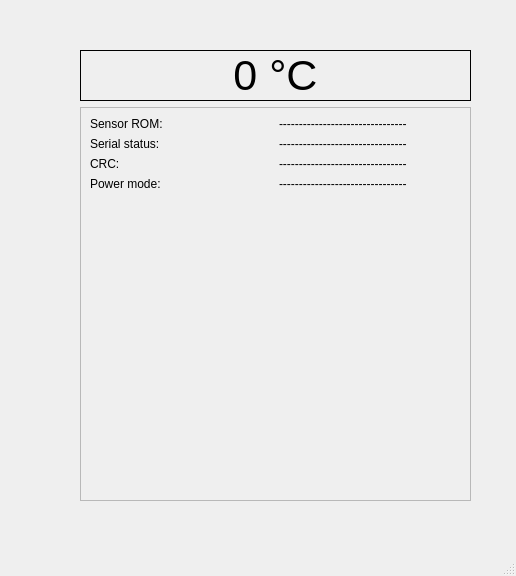
This is src/view/mainwindow.ui in uncle-Zoid/AVR_thermomether as Qt 5 draws it before an edit. The edited form follows.
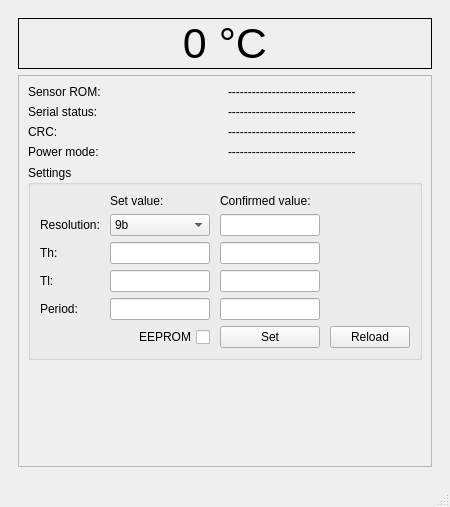
This is the edited form.

What changed in the file:
```diff
--- a/src/view/mainwindow.ui
+++ b/src/view/mainwindow.ui
@@ -6,23 +6,17 @@
    <rect>
     <x>0</x>
     <y>0</y>
-    <width>516</width>
-    <height>576</height>
+    <width>431</width>
+    <height>507</height>
    </rect>
   </property>
   <property name="windowTitle">
    <string>MainWindow</string>
   </property>
   <widget class="QWidget" name="centralwidget">
+   <layout class="QVBoxLayout" name="verticalLayout_2">
+    <item>
    <widget class="QWidget" name="widget" native="true">
-    <property name="geometry">
-     <rect>
-      <x>80</x>
-      <y>50</y>
-      <width>391</width>
-      <height>451</height>
-     </rect>
-    </property>
     <layout class="QVBoxLayout" name="verticalLayout">
      <item>
       <widget class="QLabel" name="lbl_temperature">
@@ -63,14 +57,24 @@
         <enum>QFrame::Raised</enum>
        </property>
        <layout class="QGridLayout" name="gridLayout">
-        <item row="1" column="0">
-         <widget class="QLabel" name="label_2">
+          <item row="2" column="0">
+           <widget class="QLabel" name="label_3">
           <property name="text">
-           <string>Serial status:</string>
+             <string>CRC:</string>
           </property>
          </widget>
         </item>
-        <item row="4" column="0">
+          <item row="1" column="1">
+           <widget class="QLabel" name="lbl_serialStatus">
+            <property name="text">
+             <string>--------------------------------</string>
+            </property>
+            <property name="alignment">
+             <set>Qt::AlignLeading|Qt::AlignLeft|Qt::AlignVCenter</set>
+            </property>
+           </widget>
+          </item>
+          <item row="5" column="0">
          <spacer name="verticalSpacer">
           <property name="orientation">
            <enum>Qt::Vertical</enum>
@@ -83,13 +87,6 @@
           </property>
          </spacer>
         </item>
-        <item row="2" column="0">
-         <widget class="QLabel" name="label_3">
-          <property name="text">
-           <string>CRC:</string>
-          </property>
-         </widget>
-        </item>
         <item row="0" column="0">
          <widget class="QLabel" name="label">
           <property name="text">
@@ -97,6 +94,13 @@
           </property>
          </widget>
         </item>
+          <item row="1" column="0">
+           <widget class="QLabel" name="label_2">
+            <property name="text">
+             <string>Serial status:</string>
+            </property>
+           </widget>
+          </item>
         <item row="3" column="1">
          <widget class="QLabel" name="lblpowerMode">
           <property name="text">
@@ -107,6 +111,16 @@
           </property>
          </widget>
         </item>
+          <item row="0" column="1">
+           <widget class="QLabel" name="lbl_rom">
+            <property name="text">
+             <string>--------------------------------</string>
+            </property>
+            <property name="alignment">
+             <set>Qt::AlignLeading|Qt::AlignLeft|Qt::AlignVCenter</set>
+            </property>
+           </widget>
+          </item>
         <item row="3" column="0">
          <widget class="QLabel" name="label_4">
           <property name="text">
@@ -114,26 +128,6 @@
           </property>
          </widget>
         </item>
-        <item row="1" column="1">
-         <widget class="QLabel" name="lbl_serialStatus">
-          <property name="text">
-           <string>--------------------------------</string>
-          </property>
-          <property name="alignment">
-           <set>Qt::AlignLeading|Qt::AlignLeft|Qt::AlignVCenter</set>
-          </property>
-         </widget>
-        </item>
-        <item row="0" column="1">
-         <widget class="QLabel" name="lbl_rom">
-          <property name="text">
-           <string>--------------------------------</string>
-          </property>
-          <property name="alignment">
-           <set>Qt::AlignLeading|Qt::AlignLeft|Qt::AlignVCenter</set>
-          </property>
-         </widget>
-        </item>
         <item row="2" column="1">
          <widget class="QLabel" name="lbl_crc">
           <property name="text">
@@ -144,18 +138,322 @@
           </property>
          </widget>
         </item>
+          <item row="4" column="0" colspan="2">
+           <widget class="QGroupBox" name="groupBox">
+            <property name="title">
+             <string>Settings</string>
+            </property>
+            <layout class="QGridLayout" name="gridLayout_2">
+             <property name="horizontalSpacing">
+              <number>10</number>
+             </property>
+             <item row="1" column="0">
+              <widget class="QLabel" name="label_5">
+               <property name="minimumSize">
+                <size>
+                 <width>60</width>
+                 <height>0</height>
+                </size>
+               </property>
+               <property name="text">
+                <string>Resolution:</string>
+               </property>
+              </widget>
+             </item>
+             <item row="3" column="1">
+              <widget class="QLineEdit" name="leTlSet">
+               <property name="minimumSize">
+                <size>
+                 <width>100</width>
+                 <height>0</height>
+                </size>
+               </property>
+               <property name="maximumSize">
+                <size>
+                 <width>100</width>
+                 <height>16777215</height>
+                </size>
+               </property>
+               <property name="readOnly">
+                <bool>false</bool>
+               </property>
+               <property name="clearButtonEnabled">
+                <bool>false</bool>
+               </property>
+              </widget>
+             </item>
+             <item row="4" column="0">
+              <widget class="QLabel" name="label_10">
+               <property name="minimumSize">
+                <size>
+                 <width>60</width>
+                 <height>0</height>
+                </size>
+               </property>
+               <property name="text">
+                <string>Period:</string>
+               </property>
+              </widget>
+             </item>
+             <item row="4" column="1">
+              <widget class="QLineEdit" name="lePeriodSet">
+               <property name="minimumSize">
+                <size>
+                 <width>100</width>
+                 <height>0</height>
+                </size>
+               </property>
+               <property name="maximumSize">
+                <size>
+                 <width>100</width>
+                 <height>16777215</height>
+                </size>
+               </property>
+               <property name="text">
+                <string/>
+               </property>
+               <property name="readOnly">
+                <bool>false</bool>
+               </property>
+               <property name="clearButtonEnabled">
+                <bool>false</bool>
+               </property>
+              </widget>
+             </item>
+             <item row="0" column="1">
+              <widget class="QLabel" name="label_6">
+               <property name="text">
+                <string>Set value:</string>
+               </property>
+              </widget>
+             </item>
+             <item row="2" column="1">
+              <widget class="QLineEdit" name="leThSet">
+               <property name="minimumSize">
+                <size>
+                 <width>100</width>
+                 <height>0</height>
+                </size>
+               </property>
+               <property name="maximumSize">
+                <size>
+                 <width>100</width>
+                 <height>16777215</height>
+                </size>
+               </property>
+               <property name="readOnly">
+                <bool>false</bool>
+               </property>
+               <property name="clearButtonEnabled">
+                <bool>false</bool>
+               </property>
+              </widget>
+             </item>
+             <item row="2" column="0">
+              <widget class="QLabel" name="label_8">
+               <property name="minimumSize">
+                <size>
+                 <width>60</width>
+                 <height>0</height>
+                </size>
+               </property>
+               <property name="text">
+                <string>Th:</string>
+               </property>
+              </widget>
+             </item>
+             <item row="3" column="0">
+              <widget class="QLabel" name="label_9">
+               <property name="minimumSize">
+                <size>
+                 <width>60</width>
+                 <height>0</height>
+                </size>
+               </property>
+               <property name="text">
+                <string>Tl:</string>
+               </property>
+              </widget>
+             </item>
+             <item row="2" column="2">
+              <widget class="QLineEdit" name="leThConfirm">
+               <property name="minimumSize">
+                <size>
+                 <width>100</width>
+                 <height>0</height>
+                </size>
+               </property>
+               <property name="maximumSize">
+                <size>
+                 <width>100</width>
+                 <height>16777215</height>
+                </size>
+               </property>
+               <property name="readOnly">
+                <bool>true</bool>
+               </property>
+               <property name="clearButtonEnabled">
+                <bool>false</bool>
+               </property>
+              </widget>
+             </item>
+             <item row="1" column="3">
+              <spacer name="horizontalSpacer">
+               <property name="orientation">
+                <enum>Qt::Horizontal</enum>
+               </property>
+               <property name="sizeHint" stdset="0">
+                <size>
+                 <width>40</width>
+                 <height>20</height>
+                </size>
+               </property>
+              </spacer>
+             </item>
+             <item row="4" column="2">
+              <widget class="QLineEdit" name="lePeriodConfirm">
+               <property name="minimumSize">
+                <size>
+                 <width>100</width>
+                 <height>0</height>
+                </size>
+               </property>
+               <property name="maximumSize">
+                <size>
+                 <width>100</width>
+                 <height>16777215</height>
+                </size>
+               </property>
+               <property name="readOnly">
+                <bool>true</bool>
+               </property>
+               <property name="clearButtonEnabled">
+                <bool>false</bool>
+               </property>
+              </widget>
+             </item>
+             <item row="1" column="2">
+              <widget class="QLineEdit" name="leResolution">
+               <property name="minimumSize">
+                <size>
+                 <width>100</width>
+                 <height>0</height>
+                </size>
+               </property>
+               <property name="maximumSize">
+                <size>
+                 <width>100</width>
+                 <height>16777215</height>
+                </size>
+               </property>
+               <property name="readOnly">
+                <bool>true</bool>
+               </property>
+               <property name="clearButtonEnabled">
+                <bool>false</bool>
+               </property>
+              </widget>
+             </item>
+             <item row="1" column="1">
+              <widget class="QComboBox" name="cbResolution">
+               <property name="minimumSize">
+                <size>
+                 <width>0</width>
+                 <height>0</height>
+                </size>
+               </property>
+               <item>
+                <property name="text">
+                 <string>9b</string>
+                </property>
+               </item>
+               <item>
+                <property name="text">
+                 <string>10b</string>
+                </property>
+               </item>
+               <item>
+                <property name="text">
+                 <string>11b</string>
+                </property>
+               </item>
+               <item>
+                <property name="text">
+                 <string>12b</string>
+                </property>
+               </item>
+              </widget>
+             </item>
+             <item row="0" column="2">
+              <widget class="QLabel" name="label_7">
+               <property name="text">
+                <string>Confirmed value:</string>
+               </property>
+              </widget>
+             </item>
+             <item row="3" column="2">
+              <widget class="QLineEdit" name="leTlConfirm">
+               <property name="minimumSize">
+                <size>
+                 <width>100</width>
+                 <height>0</height>
+                </size>
+               </property>
+               <property name="maximumSize">
+                <size>
+                 <width>100</width>
+                 <height>16777215</height>
+                </size>
+               </property>
+               <property name="readOnly">
+                <bool>true</bool>
+               </property>
+               <property name="clearButtonEnabled">
+                <bool>false</bool>
+               </property>
+              </widget>
+             </item>
+             <item row="5" column="2">
+              <widget class="QPushButton" name="pbSet">
+               <property name="text">
+                <string>Set</string>
+               </property>
+              </widget>
+             </item>
+             <item row="5" column="3">
+              <widget class="QPushButton" name="pbReload">
+               <property name="text">
+                <string>Reload</string>
+               </property>
+              </widget>
+             </item>
+             <item row="5" column="1">
+              <widget class="QCheckBox" name="checkBox">
+               <property name="layoutDirection">
+                <enum>Qt::RightToLeft</enum>
+               </property>
+               <property name="text">
+                <string>EEPROM</string>
+               </property>
+              </widget>
+             </item>
        </layout>
       </widget>
      </item>
     </layout>
    </widget>
+       </item>
+      </layout>
+     </widget>
+    </item>
+   </layout>
   </widget>
   <widget class="QMenuBar" name="menubar">
    <property name="geometry">
     <rect>
      <x>0</x>
      <y>0</y>
-     <width>516</width>
+     <width>431</width>
      <height>21</height>
     </rect>
    </property>
```
Lines whose indentation alone changed are shown as unchanged.
